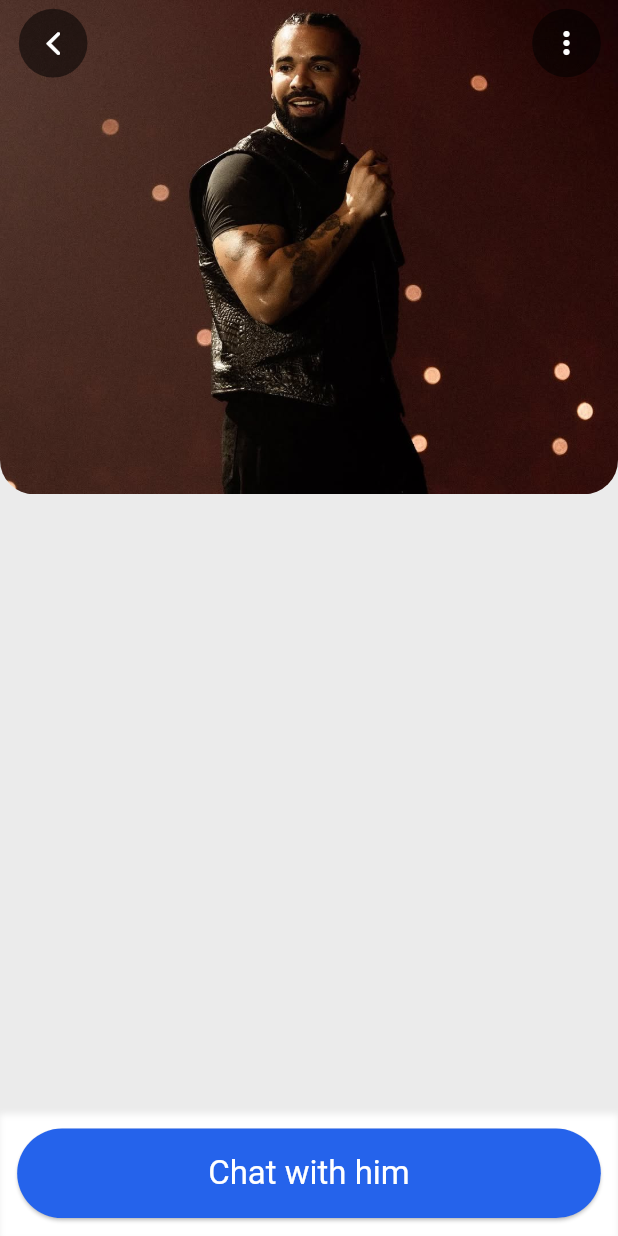
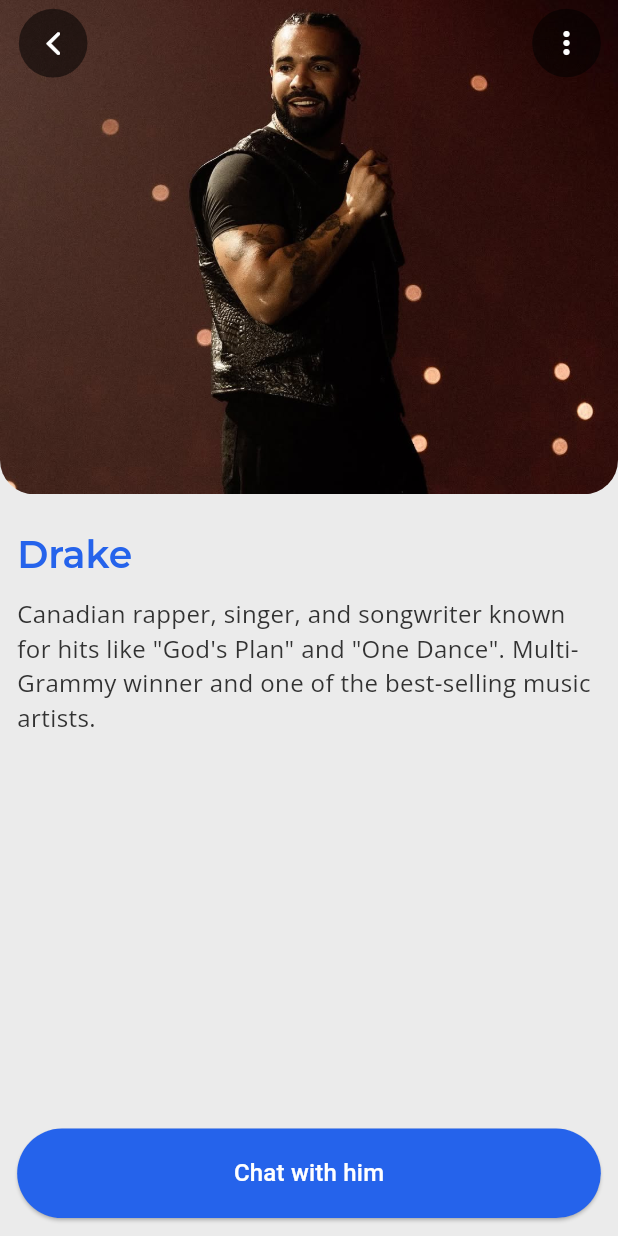
Before and after one commit to ayindequdus22/celeb-voice, a Flutter app: the CelebPage screen opened directly with sample values from the repository, on a phone screen of 412 x 824 dp. Run offline on Flutter 3.47's test engine with Material 3 defaults, Android fonts, the phone set to English and light mode, and no system bars; our stand-ins replace flutter_otp_text_field, flutter_screenutil, get, google_fonts, shared_preferences; accounts and stored records are empty.

Commit message:
refactor: Changed the text fonts and scheme

```diff
--- a/lib/main.dart
+++ b/lib/main.dart
@@ -36,7 +36,7 @@
           onGenerateRoute: (RouteSettings e) {
             switch (e.name) {
               case "/":
-                return getPage(widget: HomeScreen());
+                return getPage(widget: ResetPassword());
               case "/auth/login":
                 return getPage(widget: LoginScreen());
               case "/auth/register":
--- a/lib/model/home_celebrity.dart
+++ b/lib/model/home_celebrity.dart
@@ -1,28 +1,53 @@
 class HomeCelebrityModel {
   final String name;
   final String image;
-  const HomeCelebrityModel({required this.name, required this.image});
+  final String description;
+  const HomeCelebrityModel({
+    required this.name,
+    required this.image,
+    required this.description,
+  });
 }
 
 List<HomeCelebrityModel> celebModel = [
-  HomeCelebrityModel(name: 'Drake', image: 'assets/images/celebrity/drake.jpg'),
+  HomeCelebrityModel(
+    name: 'Drake',
+    image: 'assets/images/celebrity/drake.jpg',
+    description: 'Canadian rapper, singer, and songwriter known for hits like "God\'s Plan" and "One Dance". Multi-Grammy winner and one of the best-selling music artists.',
+  ),
   HomeCelebrityModel(
     name: "Olamide",
     image: "assets/images/celebrity/olamide1.jpg",
+    description: 'Nigerian rapper and singer, pioneer of street-hop music in Nigeria. Known as "Baddo" and founder of YBNL Nation record label.',
   ),
   HomeCelebrityModel(
     image: "assets/images/celebrity/savage.jpg",
-    name: "21savage",
+    name: "21 Savage",
+    description: 'British-American rapper known for his distinctive delivery and hits like "Bank Account" and "A Lot". Grammy-winning artist with a unique trap sound.',
   ),
-  HomeCelebrityModel(image: "assets/images/celebrity/asake.jpg", name: "Asake"),
+  HomeCelebrityModel(
+    image: "assets/images/celebrity/asake.jpg",
+    name: "Asake",
+    description: 'Nigerian Afrobeats singer and songwriter signed to YBNL Nation. Known for fusion of Amapiano and Afrobeats with hits like "Sungba" and "Terminator".',
+  ),
   HomeCelebrityModel(
     image: "assets/images/celebrity/wizkid.jpeg",
     name: "Wizkid",
+    description: 'Nigerian superstar and Afrobeats pioneer. Grammy-winning artist known for "Essence" and collaborations with Drake, Beyoncé, and other global stars.',
   ),
-  HomeCelebrityModel(name: 'Dave', image: 'assets/images/celebrity/dave.jpg'),
-  HomeCelebrityModel(name: "Ruger", image: "assets/images/celebrity/ruger.jpg"),
+  HomeCelebrityModel(
+    name: 'Dave',
+    image: 'assets/images/celebrity/dave.jpg',
+    description: 'British rapper, singer, and songwriter known for socially conscious lyrics. Mercury Prize and Brit Award winner with hits like "Location" and "Starlight".',
+  ),
+  HomeCelebrityModel(
+    name: "Ruger",
+    image: "assets/images/celebrity/ruger.jpg",
+    description: 'Nigerian Afrobeats singer signed to Jonzing World. Known for his eye patch style and hits like "Bounce" and "Asiwaju".',
+  ),
   HomeCelebrityModel(
     image: "assets/images/celebrity/cench.jpg",
     name: "Central Cee",
+    description: 'British rapper from West London known for UK drill and melodic rap. Breakout artist with viral hits like "Doja" and "Sprinter".',
   ),
 ];
--- a/lib/screens/auth/register.dart
+++ b/lib/screens/auth/register.dart
@@ -11,6 +11,7 @@
   Widget build(BuildContext context) {
     final themeContext = Theme.of(context);
     return Scaffold(
+      resizeToAvoidBottomInset: false,
       body: Padding(
         padding: EdgeInsets.symmetric(horizontal: 10.r),
         child: Column(
--- a/lib/screens/auth/reset_password.dart
+++ b/lib/screens/auth/reset_password.dart
@@ -41,7 +41,7 @@
             ),
             Text(
               "Your new password must be unique",
-              style: themeContext.textTheme.bodyMedium!.copyWith(
+              style: themeContext.textTheme.titleSmall!.copyWith(
                 color: context.theme.colorScheme.onPrimaryContainer,
               ),
               // textAlign: TextAlign.center,
--- a/lib/screens/auth/verify_otp.dart
+++ b/lib/screens/auth/verify_otp.dart
@@ -41,7 +41,7 @@
             ),
             Text(
               "OTP has been sent to your mail",
-              style: themeContext.textTheme.bodyMedium!.copyWith(
+              style: themeContext.textTheme.titleSmall!.copyWith(
                 color: context.theme.colorScheme.onPrimaryContainer,
               ),
             ),
@@ -75,7 +75,8 @@
             Row(
               mainAxisAlignment: MainAxisAlignment.center,
               children: [
-                Text("You didn't get any code?"),
+                Text("You didn't get any code?",
+                    style: themeContext.textTheme.bodyMedium),
                 TextButton(onPressed: () {}, child: Text("Resend Code")),
               ],
             ),
--- a/lib/screens/celeb_page.dart
+++ b/lib/screens/celeb_page.dart
@@ -93,19 +93,30 @@
                 ),
               ],
             ),
+
+            Padding(
+              padding: EdgeInsets.symmetric(horizontal: 10.r),
+              child: Column(
+                crossAxisAlignment: CrossAxisAlignment.start,
+                children: [
+                  20.verticalSpace,
+
+                  Text(
+                    celeb.name,
+                    style: themeContext.textTheme.titleLarge!.copyWith(
+                      color: themeContext.colorScheme.primary,
+                    ),
+                  ),
+                  10.verticalSpace,
+                  Text(celeb.description),
+                ],
+              ),
+            ),
           ],
         ),
+
         bottomNavigationBar: Container(
-          decoration: BoxDecoration(
-            boxShadow: [
-              BoxShadow(
-                color: themeContext.colorScheme.onSecondary,
-                spreadRadius: 1, // Spread radius
-                blurRadius: 3, // Blur radius
-                offset: Offset(0, 3), // Shadow position (x, y)
-              ),
-            ],
-          ),
+          decoration: BoxDecoration(color: themeContext.colorScheme.surface),
           padding: EdgeInsets.symmetric(horizontal: 10.r, vertical: 10.h),
           child: ElevatedButton(
             onPressed: () {},
--- a/lib/screens/forgot_password.dart
+++ b/lib/screens/forgot_password.dart
@@ -44,9 +44,10 @@
                 color: context.theme.colorScheme.primary,
               ),
             ),
+            5.verticalSpace,
             Text(
               "Please enter your email address",
-              style: themeContext.textTheme.bodyMedium!.copyWith(
+              style: themeContext.textTheme.titleSmall!.copyWith(
                 color: context.theme.colorScheme.onPrimaryContainer,
               ),
               // textAlign: TextAlign.center,
--- a/lib/widgets/auth/divider.dart
+++ b/lib/widgets/auth/divider.dart
@@ -50,7 +50,10 @@
             ? Row(
                 mainAxisAlignment: MainAxisAlignment.center,
                 children: [
-                  Text("Don't have an account?"),
+                  Text(
+                    "Don't have an account?",
+                    style: context.textTheme.bodyMedium,
+                  ),
                   TextButton(
                     onPressed: () => Get.toNamed("/auth/register"),
                     child: const Text("Sign up"),
--- a/lib/widgets/auth/text_field.dart
+++ b/lib/widgets/auth/text_field.dart
@@ -11,7 +11,7 @@
       spacing: 5.h,
       crossAxisAlignment: CrossAxisAlignment.start,
       children: [
-        Text(labelText),
+        Text(labelText, style: Theme.of(context).textTheme.bodyMedium),
         TextFormField(
           decoration: InputDecoration(
             hintText: hintText,
@@ -44,7 +44,7 @@
       spacing: 5.h,
       crossAxisAlignment: CrossAxisAlignment.start,
       children: [
-        Text(widget.labelText),
+        Text(widget.labelText, style: Theme.of(context).textTheme.bodyMedium),
         TextFormField(
           obscureText: isobsecure,
           decoration: InputDecoration(
```
Also changed, not shown: lib/screens/auth/login.dart (+11 -2 lines), lib/themes/app_theme.dart (+6 -9 lines), lib/themes/text.dart (+43 -28 lines).
